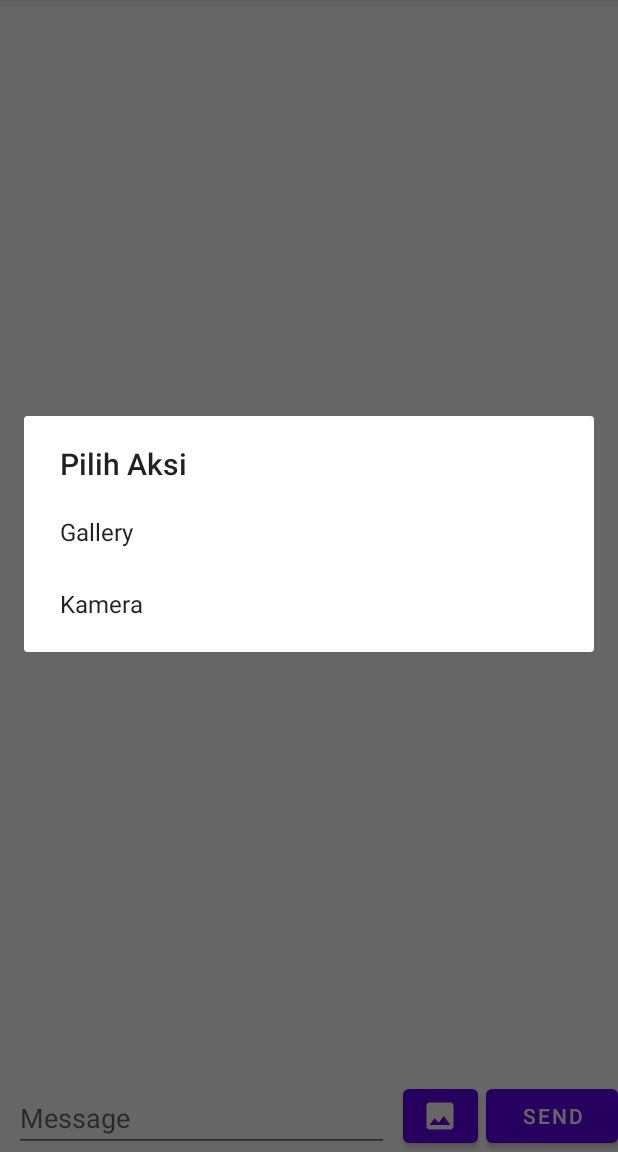
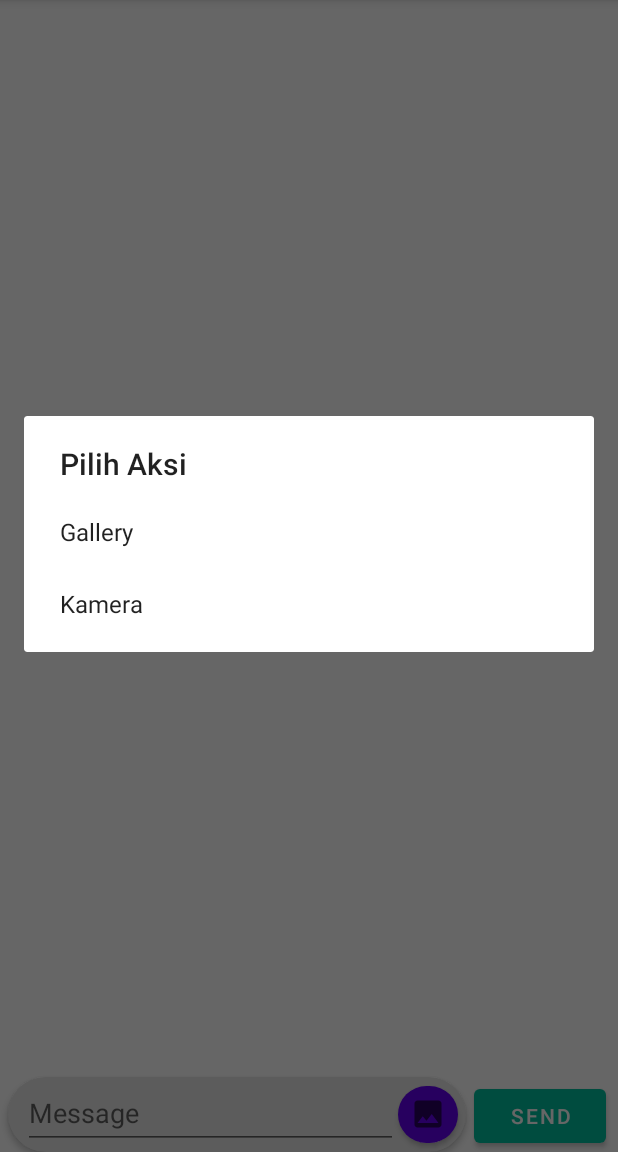
Before and after one commit to mobcom-group/homework3-android, an Android app: the screen it shows after launch (MainActivity), after a tap on an icon or button, on a phone screen of 412 x 824 dp, the part 84-1236 px from its top. Run offline under Robolectric (Android 15) with nearby library versions, the phone set to English and light mode, and no system bars.

Commit message:
fixing button

```diff
--- a/app/src/main/java/com/lazudanizaidan/chatapplication/MainActivity.kt
+++ b/app/src/main/java/com/lazudanizaidan/chatapplication/MainActivity.kt
@@ -113,6 +113,7 @@ class MainActivity : AppCompatActivity() {
         val buttonSendMessage: Button = findViewById(R.id.button_send_message_activity_main)
         buttonSendMessage.setOnClickListener {
             sendTextMessage()
+            editText.setText("")
 
         }
         val buttonSendImage: Button = findViewById(R.id.button_send_image_activity_main)
--- a/app/src/main/res/layout/activity_main.xml
+++ b/app/src/main/res/layout/activity_main.xml
@@ -20,6 +20,25 @@
         android:paddingLeft="@dimen/horizontal_margin_8dp"
         android:paddingRight="@dimen/horizontal_margin_8dp"
         android:paddingTop="@dimen/vertical_margin_8dp">
+
+        <ScrollView
+            android:layout_width="match_parent"
+            android:layout_height="658dp">
+
+            <LinearLayout
+                android:layout_width="match_parent"
+                android:layout_height="match_parent"
+                android:orientation="vertical">
+
+                <androidx.recyclerview.widget.RecyclerView
+                    android:id="@+id/recycler_view_chat_activity_main"
+                    android:layout_width="match_parent"
+                    android:layout_height="match_parent"
+                    android:layout_marginTop="@dimen/vertical_margin_8dp">
+
+                </androidx.recyclerview.widget.RecyclerView>
+            </LinearLayout>
+        </ScrollView>
 
         <RadioGroup
             android:id="@+id/radio_group_activity_main"
@@ -50,52 +69,64 @@
 
         </RadioGroup>
 
-        <androidx.recyclerview.widget.RecyclerView
-            android:id="@+id/recycler_view_chat_activity_main"
-            android:layout_width="match_parent"
-            android:layout_height="wrap_content"
-            android:layout_marginTop="@dimen/vertical_margin_8dp" />
-
     </LinearLayout>
 
     <androidx.constraintlayout.widget.ConstraintLayout
         android:layout_width="match_parent"
         android:layout_height="match_parent">
 
+        <androidx.cardview.widget.CardView
+            android:layout_width="wrap_content"
+            android:layout_height="wrap_content"
+            app:cardBackgroundColor="#E6E6E6"
+            app:cardCornerRadius="100dp"
+            app:layout_constraintBottom_toBottomOf="parent"
+            app:layout_constraintLeft_toLeftOf="parent"
+            app:layout_constraintRight_toLeftOf="@id/button_send_message_activity_main"
+            tools:ignore="MissingConstraints">
+
+            <LinearLayout
+                android:layout_width="match_parent"
+                android:layout_height="match_parent"
+                android:orientation="horizontal">
+
                 <EditText
                     android:id="@+id/editText"
                     android:layout_width="250dp"
                     android:layout_height="wrap_content"
+                    android:layout_marginLeft="10dp"
                     android:hint="Message"
                     android:imeOptions="actionDone"
                     android:inputType="text"
                     android:maxLines="1"
-            android:singleLine="true"
-            tools:layout_editor_absoluteX="8dp"
-            tools:layout_editor_absoluteY="258dp"
-            app:layout_constraintBottom_toBottomOf="parent"
-            app:layout_constraintLeft_toLeftOf="parent"
-            app:layout_constraintRight_toLeftOf="@+id/button_send_image_activity_main"/>
+                    android:minHeight="48dp"
+                    android:singleLine="true" />
 
                 <Button
                     android:id="@+id/button_send_image_activity_main"
-            android:layout_width="50dp"
-            android:layout_height="wrap_content"
+                    android:layout_width="40dp"
+                    android:layout_height="50dp"
                     android:layout_marginRight="5dp"
-            android:foreground="@drawable/ic_baseline_image_24_white"
+                    android:layout_toRightOf="@id/editText"
+                    android:foreground="@drawable/ic_baseline_image_24"
                     android:foregroundGravity="center"
-            app:layout_constraintBottom_toBottomOf="parent"
-            app:layout_constraintRight_toLeftOf="@+id/button_send_message_activity_main"
-            tools:ignore="ButtonStyle,SpeakableTextPresentCheck" />
+                    android:radius="100dp"
+                    app:cornerRadius="100dp"
+                    tools:ignore="ButtonStyle,SpeakableTextPresentCheck,TouchTargetSizeCheck" />
+            </LinearLayout>
+
+        </androidx.cardview.widget.CardView>
 
         <Button
             android:id="@+id/button_send_message_activity_main"
             android:layout_width="wrap_content"
             android:layout_height="wrap_content"
             android:text="Send"
+            app:backgroundTint="@color/colorGreen"
             app:layout_constraintBottom_toBottomOf="parent"
             app:layout_constraintRight_toRightOf="parent"
-            tools:ignore="ButtonStyle" />
+            tools:ignore="ButtonStyle"
+            android:layout_marginRight="@dimen/vertical_margin_8dp"/>
     </androidx.constraintlayout.widget.ConstraintLayout>
 
 </RelativeLayout>
--- a/app/src/main/res/values/colors.xml
+++ b/app/src/main/res/values/colors.xml
@@ -9,4 +9,6 @@
     <color name="white">#FFFFFFFF</color>
     <color name="colorAccent">#FFBB86FC</color>
     <color name="colorBlack">#FF000000</color>
+    <color name="colorBlue">#10000000</color>
+    <color name="colorGreen">#00BF9D</color>
 </resources>
```
Lines whose indentation alone changed are shown as unchanged.
